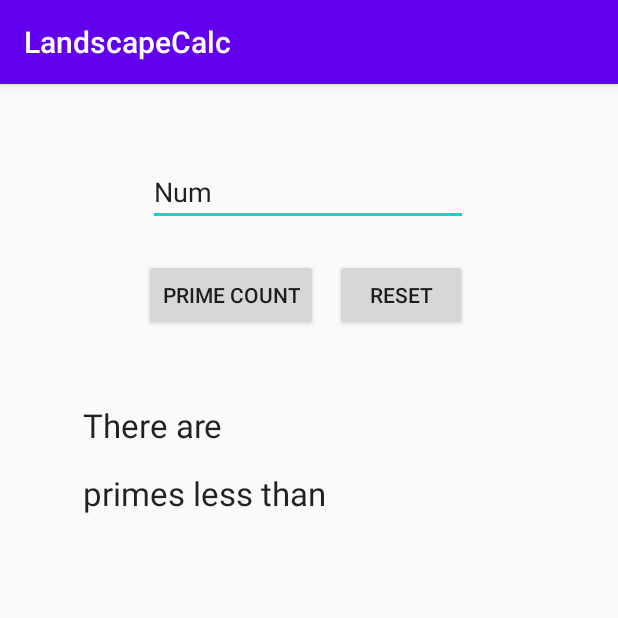
After one commit to matiascshaha/LandscapeCalc, an Android app: the Prime_Count_Activity screen opened directly, with no data from a screen before it, on a phone screen of 412 x 824 dp, the top half of it. The commit adds this screen. Run offline under Robolectric (Android 15) with nearby library versions, the phone set to English and light mode, and no system bars; Roboto replaces fonts that are not available here.

Commit message:
Added functionality for the Prime Count Button

```diff
--- a/app/src/main/AndroidManifest.xml
+++ b/app/src/main/AndroidManifest.xml
@@ -8,6 +8,7 @@
         android:roundIcon="@mipmap/ic_launcher_round"
         android:supportsRtl="true"
         android:theme="@style/AppTheme">
+        <activity android:name=".Prime_Count_Activity"></activity>
         <activity android:name=".Set_Math_Activity" />
         <activity android:name=".LCM_Activity" />
         <activity android:name=".GCD_Activity" />
--- a/app/src/main/java/com/example/landscapecalc/MainActivity.java
+++ b/app/src/main/java/com/example/landscapecalc/MainActivity.java
@@ -12,6 +12,7 @@ public class MainActivity extends AppCompatActivity {
     Button GCD_Button;
     Button LCM_Button;
     Button Set_Math_Button;
+    Button Prime_Count_Button;
 
     @Override
     protected void onCreate(Bundle savedInstanceState) {
@@ -21,6 +22,7 @@ public class MainActivity extends AppCompatActivity {
         GCD_Button = findViewById(R.id.GCD_Button);
         LCM_Button = findViewById(R.id.LCM_Button);
         Set_Math_Button = findViewById(R.id.Set_Math_Button);
+        Prime_Count_Button = findViewById(R.id.Prime_Count_Button);
 
         GCD_Button.setOnClickListener(new View.OnClickListener() {
             @Override
@@ -49,6 +51,14 @@ public class MainActivity extends AppCompatActivity {
             }
         });
 
+        Prime_Count_Button.setOnClickListener(new View.OnClickListener() {
+            @Override
+            public void onClick(View v) {
+                Intent myIntent = new Intent(MainActivity.this, Prime_Count_Activity.class);
+                startActivity(myIntent);
+            }
+        });
+
 
     }
 }
--- /dev/null
+++ b/app/src/main/java/com/example/landscapecalc/Prime_Count_Activity.java
@@ -0,0 +1,84 @@
+package com.example.landscapecalc;
+
+import androidx.appcompat.app.AppCompatActivity;
+
+import android.os.Bundle;
+import android.view.View;
+import android.widget.Button;
+import android.widget.EditText;
+import android.widget.TextView;
+import android.widget.Toast;
+
+import org.w3c.dom.Text;
+
+public class Prime_Count_Activity extends AppCompatActivity {
+
+    Button resetButton;
+    Button primeButton;
+    TextView numOfPrimes;
+    TextView inputNum;
+    EditText enterNum;
+
+    @Override
+    protected void onCreate(Bundle savedInstanceState) {
+        super.onCreate(savedInstanceState);
+        setContentView(R.layout.activity_prime__count_);
+
+        resetButton = findViewById(R.id.resetButton);
+        primeButton = findViewById(R.id.primeButton);
+        numOfPrimes = findViewById(R.id.numOfPrimes);
+        inputNum = findViewById(R.id.inputNum);
+        enterNum = findViewById(R.id.enterNum);
+
+        resetButton.setOnClickListener(new View.OnClickListener() { //resets prime counter
+            @Override
+            public void onClick(View v) {
+                enterNum.setText("");
+                numOfPrimes.setText("");
+                inputNum.setText("");
+            }
+        });
+
+        primeButton.setOnClickListener(new View.OnClickListener() {
+            @Override
+            public void onClick(View v) {
+
+                Integer numEntered = Integer.parseInt(enterNum.getText().toString()); //convert text
+                    //to string
+                int counter = 0;
+
+                if(enterNum.getText().toString().length() >= 7){    //runs successfully for numbers
+                    // larger than 7 digits but the time complexity is not super great
+                    Toast.makeText(getApplicationContext(),
+                            "Enter a number less than 7 digits", Toast.LENGTH_LONG).show();
+                }
+
+                if(numEntered <= 1){
+                    Toast.makeText(getApplicationContext(), "Enter a number larger than 1",
+                            Toast.LENGTH_LONG).show();
+                }
+                if(numEntered > 1 && enterNum.getText().toString().length() < 7) {
+                    for (int i = 2; i <= numEntered; i++) {
+                        if(isPrime(i)){
+                            counter++;  //counts primes less than given number
+                        }
+                    }
+                }
+
+                if(counter > 0){
+                    inputNum.setText(enterNum.getText().toString());
+                    numOfPrimes.setText(Integer.toString(counter));
+                }
+            }
+        });
+    }
+
+    public boolean isPrime(int num){
+        for (int i = 2; i < num; i++) {
+            if(num%i == 0){
+                return false;
+            }
+        }
+        return true;
+    }
+}
--- /dev/null
+++ b/app/src/main/res/layout/activity_prime__count_.xml
@@ -0,0 +1,93 @@
+<?xml version="1.0" encoding="utf-8"?>
+<androidx.constraintlayout.widget.ConstraintLayout xmlns:android="http://schemas.android.com/apk/res/android"
+    xmlns:app="http://schemas.android.com/apk/res-auto"
+    xmlns:tools="http://schemas.android.com/tools"
+    android:layout_width="match_parent"
+    android:layout_height="match_parent"
+    tools:context=".Prime_Count_Activity">
+
+    <TextView
+        android:id="@+id/display"
+        android:layout_width="wrap_content"
+        android:layout_height="wrap_content"
+        android:layout_marginStart="30dp"
+        android:layout_marginTop="48dp"
+        android:layout_marginEnd="20dp"
+        android:text="There are"
+        android:textAppearance="@style/TextAppearance.AppCompat.Large"
+        app:layout_constraintEnd_toStartOf="@+id/numOfPrimes"
+        app:layout_constraintStart_toStartOf="parent"
+        app:layout_constraintTop_toBottomOf="@+id/primeButton" />
+
+    <TextView
+        android:id="@+id/display2"
+        android:layout_width="wrap_content"
+        android:layout_height="wrap_content"
+        android:layout_marginStart="30dp"
+        android:layout_marginTop="16dp"
+        android:layout_marginEnd="10dp"
+        android:text="primes less than"
+        android:textAppearance="@style/TextAppearance.AppCompat.Large"
+        app:layout_constraintEnd_toStartOf="@+id/inputNum"
+        app:layout_constraintHorizontal_bias="0.255"
+        app:layout_constraintStart_toStartOf="parent"
+        app:layout_constraintTop_toBottomOf="@+id/display" />
+
+    <TextView
+        android:id="@+id/numOfPrimes"
+        android:layout_width="wrap_content"
+        android:layout_height="wrap_content"
+        android:layout_marginStart="15dp"
+        android:layout_marginTop="48dp"
+        android:layout_marginEnd="178dp"
+        android:textAppearance="@style/TextAppearance.AppCompat.Large"
+        app:layout_constraintEnd_toEndOf="parent"
+        app:layout_constraintStart_toEndOf="@+id/display"
+        app:layout_constraintTop_toBottomOf="@+id/primeButton" />
+
+    <TextView
+        android:id="@+id/inputNum"
+        android:layout_width="wrap_content"
+        android:layout_height="wrap_content"
+        android:layout_marginTop="19dp"
+        android:layout_marginEnd="110dp"
+        android:textAppearance="@style/TextAppearance.AppCompat.Large"
+        app:layout_constraintEnd_toEndOf="parent"
+        app:layout_constraintTop_toBottomOf="@+id/numOfPrimes" />
+
+    <EditText
+        android:id="@+id/enterNum"
+        android:layout_width="wrap_content"
+        android:layout_height="wrap_content"
+        android:layout_marginStart="100dp"
+        android:layout_marginTop="49dp"
+        android:layout_marginEnd="101dp"
+        android:ems="10"
+        android:inputType="number"
+        android:text="Num"
+        app:layout_constraintEnd_toEndOf="parent"
+        app:layout_constraintStart_toStartOf="parent"
+        app:layout_constraintTop_toTopOf="parent" />
+
+    <Button
+        android:id="@+id/primeButton"
+        android:layout_width="wrap_content"
+        android:layout_height="wrap_content"
+        android:layout_marginStart="96dp"
+        android:layout_marginTop="22dp"
+        android:text="Prime Count"
+        app:layout_constraintStart_toStartOf="parent"
+        app:layout_constraintTop_toBottomOf="@+id/enterNum" />
+
+    <Button
+        android:id="@+id/resetButton"
+        android:layout_width="wrap_content"
+        android:layout_height="wrap_content"
+        android:layout_marginStart="11dp"
+        android:layout_marginTop="22dp"
+        android:layout_marginEnd="101dp"
+        android:text="Reset"
+        app:layout_constraintEnd_toEndOf="parent"
+        app:layout_constraintStart_toEndOf="@+id/primeButton"
+        app:layout_constraintTop_toBottomOf="@+id/enterNum" />
+</androidx.constraintlayout.widget.ConstraintLayout>
```
